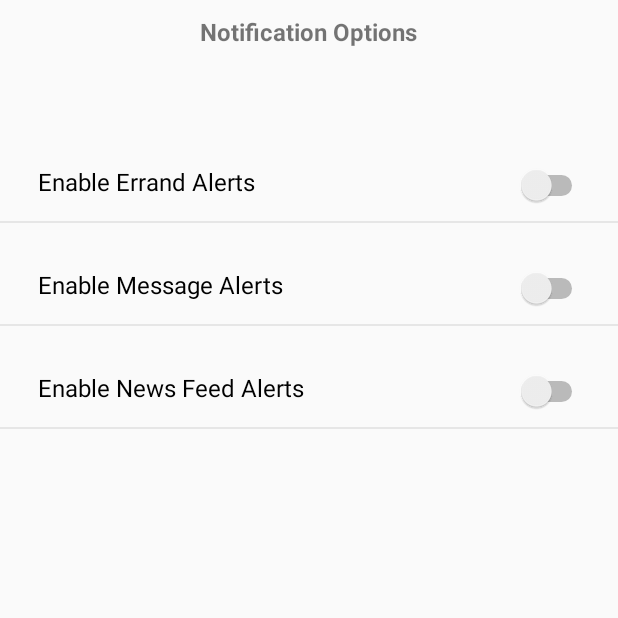
After one commit to coffiejason/AnotherTest, an Android app: the NotificationOptions screen opened directly, with no data from a screen before it, on a phone screen of 412 x 824 dp, the top half of it. The commit adds this screen. Run offline under Robolectric (Android 15) with nearby library versions, the phone set to English and light mode, and no system bars.

```diff
--- a/app/src/main/AndroidManifest.xml
+++ b/app/src/main/AndroidManifest.xml
@@ -36,7 +36,8 @@
         android:supportsRtl="true"
         android:theme="@style/AppTheme"
         tools:ignore="AllowBackup">
-        <activity android:name=".NewPost"></activity>
+        <activity android:name=".NotificationOptions"></activity>
+        <activity android:name=".NewPost" />
         <activity android:name=".RecieveActivity" />
         <activity android:name=".FullScreenImage" />
         <activity android:name=".NotificationsActivity" />
--- a/app/src/main/java/com/figure/anothertest/ErrandMapActivity.java
+++ b/app/src/main/java/com/figure/anothertest/ErrandMapActivity.java
@@ -355,7 +355,7 @@ public class ErrandMapActivity extends FragmentActivity implements OnMapReadyCal
         Places.initialize(getApplicationContext(),"AIzaSyAYWdmSCJ9MyVh0bvBFbrQb9ELgmu3LYu8");
 
         //autocompleteFragment = (AutocompleteSupportFragment) getSupportFragmentManager().findFragmentById(R.id.autocomplete_fragment);
-
+        /*
         assert autocompleteFragment != null;
         autocompleteFragment.setPlaceFields(Arrays.asList(Place.Field.ID, Place.Field.NAME));
 
@@ -372,7 +372,7 @@ public class ErrandMapActivity extends FragmentActivity implements OnMapReadyCal
                 Log.i("PlacesError", "An error occurred: " + status);
             }
         });
-
+        */
         //LayoutInflater inflater = this.getLayoutInflater();
         //final View child = inflater.inflate(R.layout.errand_notifyer,null);
 
--- /dev/null
+++ b/app/src/main/java/com/figure/anothertest/NotificationOptions.java
@@ -0,0 +1,14 @@
+package com.figure.anothertest;
+
+import androidx.appcompat.app.AppCompatActivity;
+
+import android.os.Bundle;
+
+public class NotificationOptions extends AppCompatActivity {
+
+    @Override
+    protected void onCreate(Bundle savedInstanceState) {
+        super.onCreate(savedInstanceState);
+        setContentView(R.layout.activity_notification_options);
+    }
+}
--- a/app/src/main/java/com/figure/anothertest/SettingsActivity.java
+++ b/app/src/main/java/com/figure/anothertest/SettingsActivity.java
@@ -106,13 +106,13 @@ public class SettingsActivity extends AppCompatActivity implements BottomAdapter
                 startActivity(new Intent(SettingsActivity.this,MyPosts.class));
             }
         });
-        /*
+
         notification.setOnClickListener(new View.OnClickListener() {
             @Override
             public void onClick(View v) {
-                startActivity(new Intent(SettingsActivity.this,));
+                startActivity(new Intent(SettingsActivity.this,NotificationOptions.class));
             }
-        });*/
+        });
         /*
         media.setOnClickListener(new View.OnClickListener() {
             @Override
--- /dev/null
+++ b/app/src/main/res/layout/activity_notification_options.xml
@@ -0,0 +1,147 @@
+<?xml version="1.0" encoding="utf-8"?>
+<RelativeLayout xmlns:android="http://schemas.android.com/apk/res/android"
+    xmlns:app="http://schemas.android.com/apk/res-auto"
+    xmlns:tools="http://schemas.android.com/tools"
+    android:layout_width="match_parent"
+    android:layout_height="match_parent"
+    tools:context=".NotificationOptions">
+
+    <TextView
+        android:layout_width="wrap_content"
+        android:layout_height="wrap_content"
+        android:layout_marginTop="10dp"
+        android:textSize="16sp"
+        android:textStyle="bold"
+        android:layout_centerHorizontal="true"
+        android:layout_alignParentTop="true"
+        android:text="Notification Options"/>
+
+
+    <LinearLayout
+        android:layout_width="match_parent"
+        android:layout_height="wrap_content"
+        android:layout_marginTop="100dp"
+        android:orientation="vertical">
+
+        <LinearLayout
+            android:clickable="true"
+            android:focusable="true"
+            android:background="?attr/selectableItemBackground"
+            android:layout_width="match_parent"
+            android:layout_height="wrap_content"
+            android:padding="10sp"
+            android:orientation="horizontal">
+            <RelativeLayout
+                android:layout_width="wrap_content"
+                android:layout_height="wrap_content">
+
+                <TextView
+                    android:layout_width="wrap_content"
+                    android:layout_height="wrap_content"
+                    android:textSize="16sp"
+                    android:layout_marginStart="15dp"
+                    android:textColor="@android:color/black"
+                    android:text="Enable Errand Alerts"/>
+
+                <Switch
+                    android:layout_alignParentRight="true"
+                    android:layout_width="wrap_content"
+                    android:layout_height="wrap_content"
+                    android:tint="@color/colorPrimary"
+                    android:layout_marginEnd="10dp"/>
+
+            </RelativeLayout>
+
+
+
+
+        </LinearLayout>
+        <View
+            android:layout_width="match_parent"
+            android:layout_height="1dp"
+            android:background="#E6E6E6"/>
+        <Space
+            android:layout_width="10dp"
+            android:layout_height="20dp"/>
+        <LinearLayout
+            android:clickable="true"
+            android:focusable="true"
+            android:background="?attr/selectableItemBackground"
+            android:layout_width="match_parent"
+            android:layout_height="wrap_content"
+            android:padding="10sp"
+            android:orientation="horizontal">
+            <RelativeLayout
+                android:layout_width="wrap_content"
+                android:layout_height="wrap_content">
+
+                <TextView
+                    android:layout_width="wrap_content"
+                    android:layout_height="wrap_content"
+                    android:textSize="16sp"
+                    android:layout_marginStart="15dp"
+                    android:textColor="@android:color/black"
+                    android:text="Enable Message Alerts"/>
+
+                <Switch
+                    android:layout_alignParentRight="true"
+                    android:layout_width="wrap_content"
+                    android:layout_height="wrap_content"
+                    android:tint="@color/colorPrimary"
+                    android:layout_marginEnd="10dp"/>
+
+            </RelativeLayout>
+
+
+
+
+        </LinearLayout>
+        <View
+            android:layout_width="match_parent"
+            android:layout_height="1dp"
+            android:background="#E6E6E6"/>
+        <Space
+            android:layout_width="10dp"
+            android:layout_height="20dp"/>
+        <LinearLayout
+            android:clickable="true"
+            android:focusable="true"
+            android:background="?attr/selectableItemBackground"
+            android:layout_width="match_parent"
+            android:layout_height="wrap_content"
+            android:padding="10sp"
+            android:orientation="horizontal">
+            <RelativeLayout
+                android:layout_width="wrap_content"
+                android:layout_height="wrap_content">
+
+                <TextView
+                    android:layout_width="wrap_content"
+                    android:layout_height="wrap_content"
+                    android:textSize="16sp"
+                    android:layout_marginStart="15dp"
+                    android:textColor="@android:color/black"
+                    android:text="Enable News Feed Alerts"/>
+
+                <Switch
+                    android:layout_alignParentRight="true"
+                    android:layout_width="wrap_content"
+                    android:layout_height="wrap_content"
+                    android:tint="@color/colorPrimary"
+                    android:layout_marginEnd="10dp"/>
+
+            </RelativeLayout>
+
+
+
+
+        </LinearLayout>
+        <View
+            android:layout_width="match_parent"
+            android:layout_height="1dp"
+            android:background="#E6E6E6"/>
+
+
+    </LinearLayout>
+
+</RelativeLayout>
--- a/app/src/main/res/layout/activity_settings.xml
+++ b/app/src/main/res/layout/activity_settings.xml
@@ -66,43 +66,6 @@
                     android:layout_width="match_parent"
                     android:layout_height="1dp"
                     android:background="#E6E6E6"/>
-
-                <LinearLayout
-                    android:clickable="true"
-                    android:focusable="true"
-                    android:background="?attr/selectableItemBackground"
-                    android:id="@+id/ln_account"
-                    android:layout_width="match_parent"
-                    android:layout_height="wrap_content"
-                    android:padding="15sp"
-                    android:orientation="horizontal">
-
-                    <ImageView
-                        android:layout_width="30dp"
-                        android:layout_height="30dp"
-                        android:tint="@color/colorPrimary"
-                        android:layout_marginStart="10dp"
-                        android:src="@drawable/ic_vpn_key_black_24dp"/>
-                    <LinearLayout
-                        android:layout_width="match_parent"
-                        android:layout_height="wrap_content"
-                        android:gravity="center_vertical"
-                        android:layout_gravity="center_vertical"
-                        android:layout_marginStart="15dp"
-                        android:orientation="vertical">
-                        <TextView
-                            android:layout_width="wrap_content"
-                            android:layout_height="wrap_content"
-                            android:textSize="16sp"
-                            android:textColor="@android:color/black"
-                            android:text="My Account"/>
-                        <TextView
-                            android:layout_width="wrap_content"
-                            android:layout_height="wrap_content"
-                            android:textSize="14sp"
-                            android:text="Privacy, security, change number"/>
-                    </LinearLayout>
-                </LinearLayout>
 
                 <LinearLayout
                     android:clickable="true"
```
